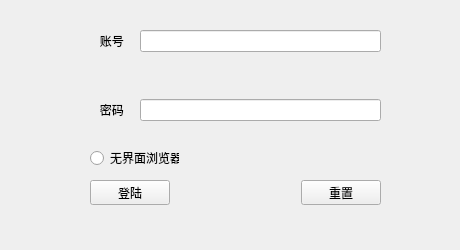
First picture: the form in zhihuishu/window.ui, repository huisunan/python, before the edit.
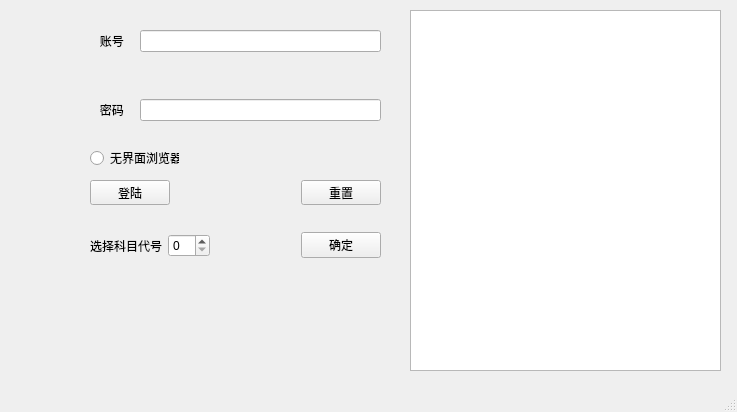
Second picture: the form after the edit.

```diff
--- a/zhihuishu/window.ui
+++ b/zhihuishu/window.ui
@@ -9,20 +9,20 @@
    <rect>
     <x>0</x>
     <y>0</y>
-    <width>460</width>
-    <height>250</height>
+    <width>737</width>
+    <height>412</height>
    </rect>
   </property>
   <property name="minimumSize">
    <size>
-    <width>460</width>
-    <height>250</height>
+    <width>0</width>
+    <height>0</height>
    </size>
   </property>
   <property name="maximumSize">
    <size>
-    <width>460</width>
-    <height>250</height>
+    <width>1000</width>
+    <height>1000</height>
    </size>
   </property>
   <property name="windowTitle">
@@ -45,7 +45,7 @@
      <string>无界面浏览器</string>
     </property>
    </widget>
-   <widget class="QWidget" name="">
+   <widget class="QWidget" name="layoutWidget">
     <property name="geometry">
      <rect>
       <x>90</x>
@@ -105,7 +105,7 @@
      </item>
     </layout>
    </widget>
-   <widget class="QWidget" name="">
+   <widget class="QWidget" name="layoutWidget">
     <property name="geometry">
      <rect>
       <x>90</x>
@@ -144,7 +144,60 @@
      </item>
     </layout>
    </widget>
+   <widget class="QTextBrowser" name="textBrowser">
+    <property name="geometry">
+     <rect>
+      <x>410</x>
+      <y>10</y>
+      <width>311</width>
+      <height>361</height>
+     </rect>
+    </property>
+   </widget>
+   <widget class="QWidget" name="layoutWidget">
+    <property name="geometry">
+     <rect>
+      <x>90</x>
+      <y>230</y>
+      <width>291</width>
+      <height>31</height>
+     </rect>
+    </property>
+    <layout class="QHBoxLayout" name="horizontalLayout_4" stretch="3,2,4,2">
+     <item>
+      <widget class="QLabel" name="label_3">
+       <property name="text">
+        <string>选择科目代号</string>
+       </property>
+      </widget>
+     </item>
+     <item>
+      <widget class="QSpinBox" name="spinBox"/>
+     </item>
+     <item>
+      <spacer name="horizontalSpacer_2">
+       <property name="orientation">
+        <enum>Qt::Horizontal</enum>
+       </property>
+       <property name="sizeHint" stdset="0">
+        <size>
+         <width>40</width>
+         <height>20</height>
+        </size>
+       </property>
+      </spacer>
+     </item>
+     <item>
+      <widget class="QPushButton" name="pushButton_3">
+       <property name="text">
+        <string>确定</string>
+       </property>
+      </widget>
+     </item>
+    </layout>
+   </widget>
   </widget>
+  <widget class="QStatusBar" name="statusBar"/>
  </widget>
  <resources/>
  <connections>
```
